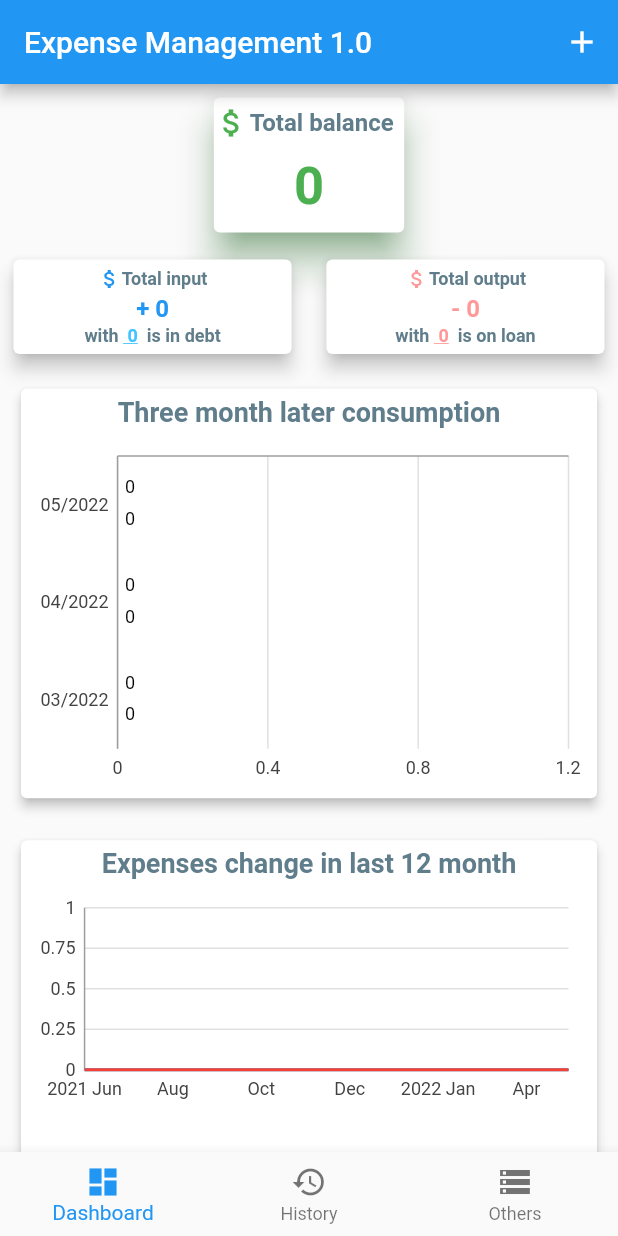
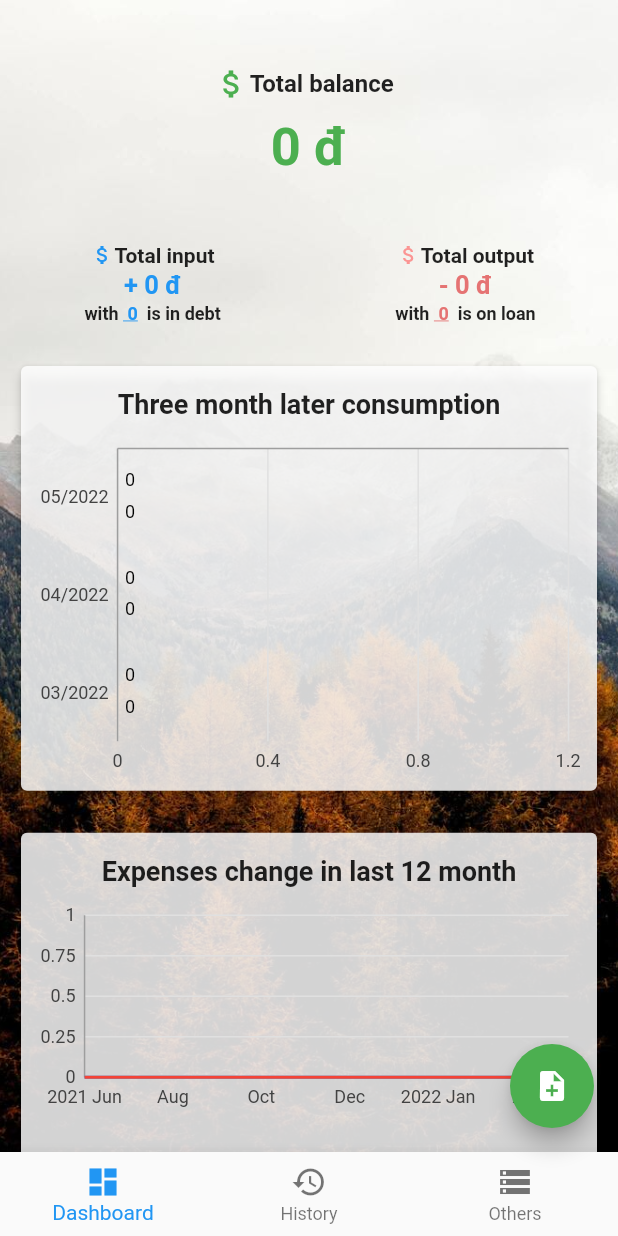
Before and after one commit to Littlepylunas/FLUTTER_EXPENSE_MANAGEMENT, a Flutter app: the screen it shows after launch, after a tap on "Continue without indentity", on a phone screen of 412 x 824 dp. Run offline on Flutter 3.47's test engine with Material 2 defaults, Android fonts, the light colour scheme and no system bars; our stand-ins replace camera, charts_flutter, flutter_redux, local_auth, redux, sqflite; accounts and stored records are empty.

Commit message:
commit first version

```diff
--- a/lib/main.dart
+++ b/lib/main.dart
@@ -26,7 +26,7 @@ class MyApp extends StatelessWidget {
         title: 'Expense Management',
         theme: ThemeData(
           primarySwatch: Colors.blue,
-          accentColor: Colors.blueGrey,
+          accentColor: Colors.black87,
           primaryColorLight: Colors.lightBlueAccent,
           primaryColorDark: Color(0xAAFF6666),
           visualDensity: VisualDensity.adaptivePlatformDensity,
--- a/lib/screens/authentication_screen.dart
+++ b/lib/screens/authentication_screen.dart
@@ -76,38 +76,48 @@ class _AuthenticationScreenState extends State<AuthenticationScreen> {
       //   title: Text(widget.title),
       // ),
       body: Center(
+        child: Container(
+          // width: MediaQuery.of(context).size.width,
+          // height: MediaQuery.of(context).size.height,
+          decoration: BoxDecoration(
+            image: DecorationImage(
+              image: AssetImage("assets/login_background.jpg"),
+              fit: BoxFit.cover,
+              alignment: Alignment.center,
+            ),
+          ),
           child: Column(
             mainAxisAlignment: MainAxisAlignment.center,
             children: <Widget>[
               Text(
                 'One-touch Sign In',
-              style: Theme.of(context).textTheme.headline4,
+                style: TextStyle(color: Colors.black87, fontSize: 30),
               ),
               Container(
                 child: Text(
                   'Please place your fingertip on the scanner to verify your identity',
                   textAlign: TextAlign.center,
-                style: TextStyle(fontSize: 16),
+                  style: TextStyle(color: Colors.black54, fontSize: 16),
                 ),
                 padding: EdgeInsets.all(50),
               ),
-            Ink(
-              decoration: const ShapeDecoration(
-                color: Colors.lightBlue,
-                shape: CircleBorder(),
+              Container(
+                margin: EdgeInsets.only(bottom: 25, right: 5),
+                child: IconButton(
+                  icon: Icon(
+                    Icons.fingerprint,
+                    size: 50,
                   ),
-              child: IconButton(
-                  icon: Icon(Icons.fingerprint),
-                  color: Colors.white,
-                  onPressed: _handleAuthenticate),
-              // padding: EdgeInsets.all(25),
+                  color: Colors.black,
+                  onPressed: _handleAuthenticate,
+                ),
               ),
               Container(
                 padding: EdgeInsets.all(10),
                 child: Text(
                   '(Press on icon above to reopen touch sensor)',
                   textAlign: TextAlign.center,
-                style: TextStyle(fontSize: 14, color: Colors.grey[500]),
+                  style: TextStyle(fontSize: 14, color: Colors.grey[700]),
                 ),
               ),
               Container(
@@ -121,6 +131,7 @@ class _AuthenticationScreenState extends State<AuthenticationScreen> {
                     ),
                     Visibility(
                       visible: _error != '',
+                      // visible: true,
                       child: RaisedButton(
                         child: Text('Continue without indentity'),
                         onPressed: _gotoDashBoard,
@@ -130,19 +141,30 @@ class _AuthenticationScreenState extends State<AuthenticationScreen> {
                 ),
                 padding: EdgeInsets.all(15),
               ),
-          ],
-        ),
-      ),
-      bottomSheet: Container(
+              Container(
                 child: Text(
                   '(Fingerprint sign in makes your app login much faster. Your device should have at least one fingerprint registered in device settings)',
                   textAlign: TextAlign.center,
                   style: TextStyle(
-            color: Colors.grey[500],
+                    color: Colors.grey[400],
                   ),
                 ),
                 padding: EdgeInsets.all(35),
               ),
+            ],
+          ),
+        ),
+      ),
+      // bottomSheet: Container(
+      //   child: Text(
+      //     '(Fingerprint sign in makes your app login much faster. Your device should have at least one fingerprint registered in device settings)',
+      //     textAlign: TextAlign.center,
+      //     style: TextStyle(
+      //       color: Colors.grey[500],
+      //     ),
+      //   ),
+      //   padding: EdgeInsets.all(35),
+      // ),
     );
   }
 }
--- a/lib/screens/expense_management_screen.dart
+++ b/lib/screens/expense_management_screen.dart
@@ -62,12 +62,10 @@ class _ExpenseManagementScreenState extends State<ExpenseManagementScreen> {
   @override
   Widget build(BuildContext context) {
     return Scaffold(
-      appBar: AppBar(
-        title: Text('Expense Management 1.0'),
-        actions: <Widget>[
-          IconButton(
-            icon: Icon(Icons.add),
-            color: Colors.white,
+      body: Center(
+        child: body(),
+      ),
+      floatingActionButton: FloatingActionButton(
         onPressed: () => widget.model.openModalExpense(
           context,
           true,
@@ -82,11 +80,8 @@ class _ExpenseManagementScreenState extends State<ExpenseManagementScreen> {
             picture: null,
           ),
         ),
-          ),
-        ],
-      ),
-      body: Center(
-        child: body(),
+        child: Icon(Icons.note_add),
+        backgroundColor: Colors.green,
       ),
       bottomNavigationBar: BottomNavigationBar(
         items: const <BottomNavigationBarItem>[
--- a/lib/styles/AppStyles.dart
+++ b/lib/styles/AppStyles.dart
@@ -1,5 +1,6 @@
 import 'package:flutter/material.dart';
 
 class AppStyles {
-  static const TextStyle optionStyle = TextStyle(fontSize: 30, fontWeight: FontWeight.bold);
+  static const TextStyle optionStyle = TextStyle(
+      fontSize: 30, fontWeight: FontWeight.bold, fontFamily: 'Times New Roman');
 }
--- a/lib/widgets/dashboard_page.dart
+++ b/lib/widgets/dashboard_page.dart
@@ -16,16 +16,27 @@ class DashboardPage extends StatelessWidget {
   @override
   Widget build(BuildContext context) {
     return Scaffold(
-      body: SingleChildScrollView(
+      body: Container(
+        padding: EdgeInsets.only(top: 30),
+        decoration: BoxDecoration(
+          image: DecorationImage(
+            image: AssetImage("assets/1.jpg"),
+            fit: BoxFit.cover,
+            alignment: Alignment.center,
+          ),
+        ),
+        child: SingleChildScrollView(
           child: Column(
             crossAxisAlignment: CrossAxisAlignment.center,
             children: <Widget>[
               Padding(
                 padding: EdgeInsets.all(5),
                 child: Card(
-                shadowColor: model.statsChartData['totalBalance'].round() >= 0
-                    ? Colors.green
-                    : Colors.red,
+                  color: Colors.transparent,
+                  shadowColor: Colors.transparent,
+                  // shadowColor: model.statsChartData['totalBalance'].round() >= 0
+                  //     ? Colors.green
+                  //     : Colors.red,
                   elevation: 10,
                   child: Column(
                     children: <Widget>[
@@ -37,8 +48,8 @@ class DashboardPage extends StatelessWidget {
                           children: <Widget>[
                             Icon(
                               Icons.attach_money,
-                            color:
-                                model.statsChartData['totalBalance'].round() >=
+                              color: model.statsChartData['totalBalance']
+                                          .round() >=
                                       0
                                   ? Colors.green
                                   : Colors.red,
@@ -48,7 +59,7 @@ class DashboardPage extends StatelessWidget {
                               style: TextStyle(
                                 fontWeight: FontWeight.bold,
                                 fontSize: 16,
-                              color: Colors.blueGrey,
+                                color: Colors.black87,
                               ),
                             ),
                           ],
@@ -57,11 +68,13 @@ class DashboardPage extends StatelessWidget {
                       Container(
                         padding: EdgeInsets.all(10),
                         child: Text(
-                        Global.trans(
-                            model.statsChartData['totalBalance'].round()),
+                          Global.trans(model.statsChartData['totalBalance']
+                                  .round()) +
+                              ' đ',
                           style: TextStyle(
                             color:
-                              model.statsChartData['totalBalance'].round() >= 0
+                                model.statsChartData['totalBalance'].round() >=
+                                        0
                                     ? Colors.green
                                     : Colors.red,
                             fontSize: 35,
@@ -79,6 +92,8 @@ class DashboardPage extends StatelessWidget {
                   mainAxisAlignment: MainAxisAlignment.spaceBetween,
                   children: <Widget>[
                     Card(
+                      color: Colors.transparent,
+                      shadowColor: Colors.transparent,
                       elevation: 5,
                       child: Container(
                         padding: EdgeInsets.only(bottom: 5),
@@ -86,7 +101,7 @@ class DashboardPage extends StatelessWidget {
                         child: Column(
                           children: <Widget>[
                             Container(
-                            margin: EdgeInsets.only(top: 5),
+                              margin: EdgeInsets.only(top: 15),
                               child: Row(
                                 mainAxisSize: MainAxisSize.min,
                                 mainAxisAlignment: MainAxisAlignment.center,
@@ -100,8 +115,8 @@ class DashboardPage extends StatelessWidget {
                                     'Total input',
                                     style: TextStyle(
                                       fontWeight: FontWeight.bold,
-                                    fontSize: 12,
-                                    color: Colors.blueGrey,
+                                      fontSize: 14,
+                                      color: Colors.black87,
                                     ),
                                   ),
                                 ],
@@ -112,11 +127,13 @@ class DashboardPage extends StatelessWidget {
                               child: Text(
                                 '+ ' +
                                     Global.trans(
-                                    model.statsChartData['totalInput'].round(),
-                                  ),
+                                      model.statsChartData['totalInput']
+                                          .round(),
+                                    ) +
+                                    ' đ',
                                 style: TextStyle(
                                   color: Theme.of(context).primaryColor,
-                                fontSize: 16,
+                                  fontSize: 17,
                                   fontWeight: FontWeight.bold,
                                 ),
                               ),
@@ -129,7 +146,7 @@ class DashboardPage extends StatelessWidget {
                                   Text(
                                     'with ',
                                     style: TextStyle(
-                                    color: Colors.blueGrey,
+                                      color: Colors.black87,
                                       fontSize: 12,
                                       fontWeight: FontWeight.bold,
                                     ),
@@ -141,8 +158,9 @@ class DashboardPage extends StatelessWidget {
                                         Navigator.push(
                                           context,
                                           MaterialPageRoute(
-                                          builder: (context) => StoreConnector<
-                                              AppState, ViewModel>(
+                                            builder: (context) =>
+                                                StoreConnector<AppState,
+                                                    ViewModel>(
                                               converter:
                                                   (Store<AppState> store) =>
                                                       ViewModel.create(store),
@@ -167,8 +185,7 @@ class DashboardPage extends StatelessWidget {
                                               .round()) +
                                           ' ',
                                       style: TextStyle(
-                                      color:
-                                          Theme.of(context).primaryColorLight,
+                                        color: Theme.of(context).primaryColor,
                                         fontSize: 12,
                                         fontWeight: FontWeight.bold,
                                         decoration: TextDecoration.underline,
@@ -178,7 +195,7 @@ class DashboardPage extends StatelessWidget {
                                   Text(
                                     ' is in debt',
                                     style: TextStyle(
-                                    color: Colors.blueGrey,
+                                      color: Colors.black87,
                                       fontSize: 12,
                                       fontWeight: FontWeight.bold,
                                     ),
@@ -191,6 +208,8 @@ class DashboardPage extends StatelessWidget {
                       ),
                     ),
                     Card(
+                      color: Colors.transparent,
+                      shadowColor: Colors.transparent,
                       elevation: 5,
                       child: Container(
                         padding: EdgeInsets.only(bottom: 5),
@@ -198,7 +217,7 @@ class DashboardPage extends StatelessWidget {
                         child: Column(
                           children: <Widget>[
                             Container(
-                            margin: EdgeInsets.only(top: 5),
+                              margin: EdgeInsets.only(top: 15),
                               child: Row(
                                 mainAxisSize: MainAxisSize.min,
                                 mainAxisAlignment: MainAxisAlignment.center,
@@ -212,8 +231,8 @@ class DashboardPage extends StatelessWidget {
                                     'Total output',
                                     style: TextStyle(
                                       fontWeight: FontWeight.bold,
-                                    fontSize: 12,
-                                    color: Colors.blueGrey,
+                                      fontSize: 14,
+                                      color: Colors.black87,
                                     ),
                                   ),
                                 ],
@@ -225,10 +244,11 @@ class DashboardPage extends StatelessWidget {
                                 '- ' +
                                     Global.trans(model
                                         .statsChartData['totalOutput']
-                                      .round()),
+                                        .round()) +
+                                    ' đ',
                                 style: TextStyle(
-                                color: Theme.of(context).primaryColorDark,
-                                fontSize: 16,
+                                  color: Colors.red[300],
+                                  fontSize: 17,
                                   fontWeight: FontWeight.bold,
                                 ),
                               ),
@@ -242,7 +262,7 @@ class DashboardPage extends StatelessWidget {
                                   Text(
                                     'with ',
                                     style: TextStyle(
-                                    color: Colors.blueGrey,
+                                      color: Colors.black87,
                                       fontSize: 12,
                                       fontWeight: FontWeight.bold,
                                     ),
@@ -254,8 +274,9 @@ class DashboardPage extends StatelessWidget {
                                         Navigator.push(
                                           context,
                                           MaterialPageRoute(
-                                          builder: (context) => StoreConnector<
-                                              AppState, ViewModel>(
+                                            builder: (context) =>
+                                                StoreConnector<AppState,
+                                                    ViewModel>(
                                               converter:
                                                   (Store<AppState> store) =>
                                                       ViewModel.create(store),
@@ -280,7 +301,7 @@ class DashboardPage extends StatelessWidget {
                                               .round()) +
                                           ' ',
                                       style: TextStyle(
-                                      color: Theme.of(context).primaryColorDark,
+                                        color: Colors.red[300],
                                         fontSize: 12,
                                         fontWeight: FontWeight.bold,
                                         decoration: TextDecoration.underline,
@@ -290,7 +311,7 @@ class DashboardPage extends StatelessWidget {
                                   Text(
                                     ' is on loan',
                                     style: TextStyle(
-                                    color: Colors.blueGrey,
+                                      color: Colors.black87,
                                       fontSize: 12,
                                       fontWeight: FontWeight.bold,
                                     ),
@@ -308,17 +329,18 @@ class DashboardPage extends StatelessWidget {
               Padding(
                 padding: EdgeInsets.all(10),
                 child: Card(
+                  color: Color(0xD3FFFFFF),
                   elevation: 3,
                   child: Column(
                     children: <Widget>[
                       Container(
-                      margin: EdgeInsets.only(top: 5),
+                        margin: EdgeInsets.only(top: 15),
                         child: Text(
                           'Three month later consumption',
                           style: TextStyle(
                             fontWeight: FontWeight.bold,
                             fontSize: 18,
-                          color: Colors.blueGrey,
+                            color: Colors.black87,
                           ),
                         ),
                       ),
@@ -339,17 +361,18 @@ class DashboardPage extends StatelessWidget {
               Padding(
                 padding: EdgeInsets.all(10),
                 child: Card(
+                  color: Color(0xD3FFFFFF),
                   elevation: 3,
                   child: Column(
                     children: <Widget>[
                       Container(
-                      margin: EdgeInsets.only(top: 5),
+                        margin: EdgeInsets.only(top: 15),
                         child: Text(
                           'Expenses change in last 12 month',
                           style: TextStyle(
                             fontWeight: FontWeight.bold,
                             fontSize: 18,
-                          color: Colors.blueGrey,
+                            color: Colors.black87,
                           ),
                         ),
                       ),
@@ -371,16 +394,17 @@ class DashboardPage extends StatelessWidget {
                 padding: EdgeInsets.all(10),
                 child: Card(
                   elevation: 3,
+                  color: Color(0xD3FFFFFF),
                   child: Column(
                     children: <Widget>[
                       Container(
-                      margin: EdgeInsets.only(top: 5),
+                        margin: EdgeInsets.only(top: 15),
                         child: Text(
                           'Expenses classify in all time',
                           style: TextStyle(
                             fontWeight: FontWeight.bold,
                             fontSize: 18,
-                          color: Colors.blueGrey,
+                            color: Colors.black87,
                           ),
                         ),
                       ),
@@ -401,6 +425,7 @@ class DashboardPage extends StatelessWidget {
             ],
           ),
         ),
+      ),
     );
   }
 }
--- a/lib/widgets/history_widgets/modal_expense.dart
+++ b/lib/widgets/history_widgets/modal_expense.dart
@@ -95,9 +95,9 @@ class _ModalExpenseState extends State<ModalExpense> {
         setState(() {
           picture = _picture;
         });
-        print("Picture is: .....................................");
-        print("Picture Id is: " + picture.id);
-        print("Picture Data Length is: " + picture.base64.length.toString());
+        // print("Picture is: .....................................");
+        // print("Picture Id is: " + picture.id);
+        // print("Picture Data Length is: " + picture.base64.length.toString());
       });
     }
     try {
--- a/pubspec.yaml
+++ b/pubspec.yaml
@@ -15,7 +15,7 @@ publish_to: 'none' # Remove this line if you wish to publish to pub.dev
 # In iOS, build-name is used as CFBundleShortVersionString while build-number used as CFBundleVersion.
 # Read more about iOS versioning at
 # https://developer.apple.com/library/archive/documentation/General/Reference/InfoPlistKeyReference/Articles/CoreFoundationKeys.html
-version: 1.0.0+1
+version: 1.1.0+10
 
 environment:
   sdk: ">=2.7.0 <3.0.0"
@@ -48,7 +48,8 @@ dev_dependencies:
 # The following section is specific to Flutter.
 
 flutter:
-
+  assets:
+    - assets/
   # The following line ensures that the Material Icons font is
   # included with your application, so that you can use the icons in
   # the material Icons class.
```
Also changed, not shown: lib/screens/list_expense_screen.dart (+19 -8 lines), lib/widgets/history_page.dart (+20 -5 lines), lib/widgets/history_widgets/expense_list.dart (+5 -2 lines), lib/widgets/others_page.dart (+17 -4 lines), assets/1.jpg (added), assets/2.jpg (added), assets/3.jpg (added), assets/4.jpg (added), assets/login_background.jpg (added), assets/logo.jpg (added), pubspec.lock, 23 other files. Lines whose indentation alone changed are shown as unchanged.
